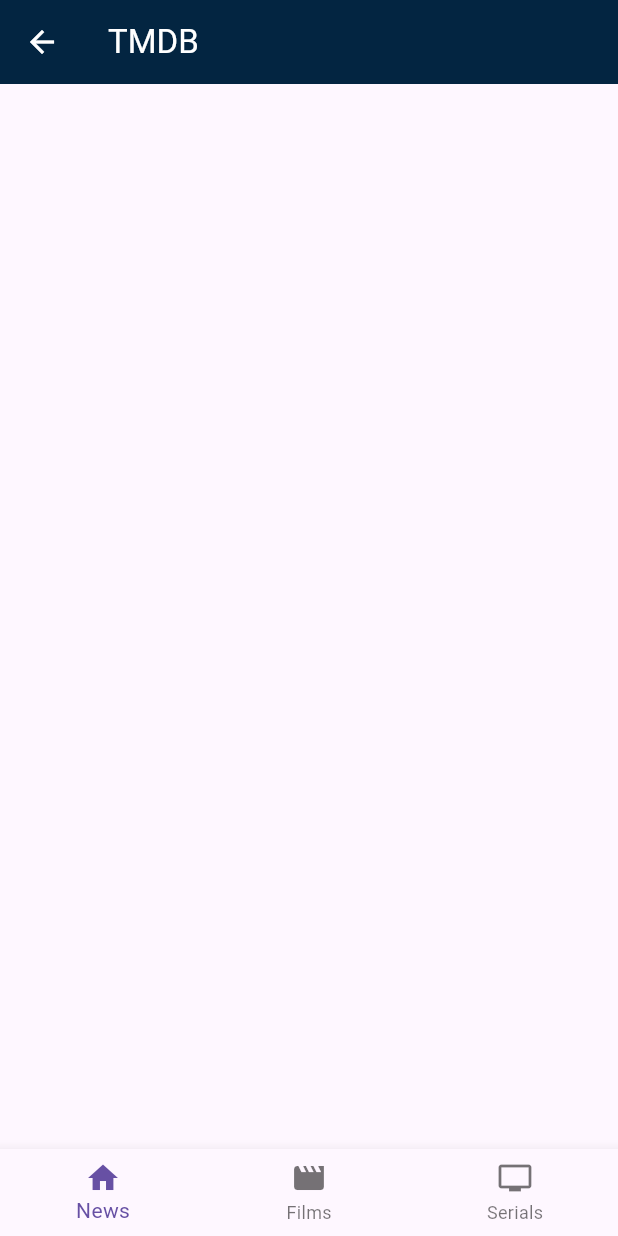
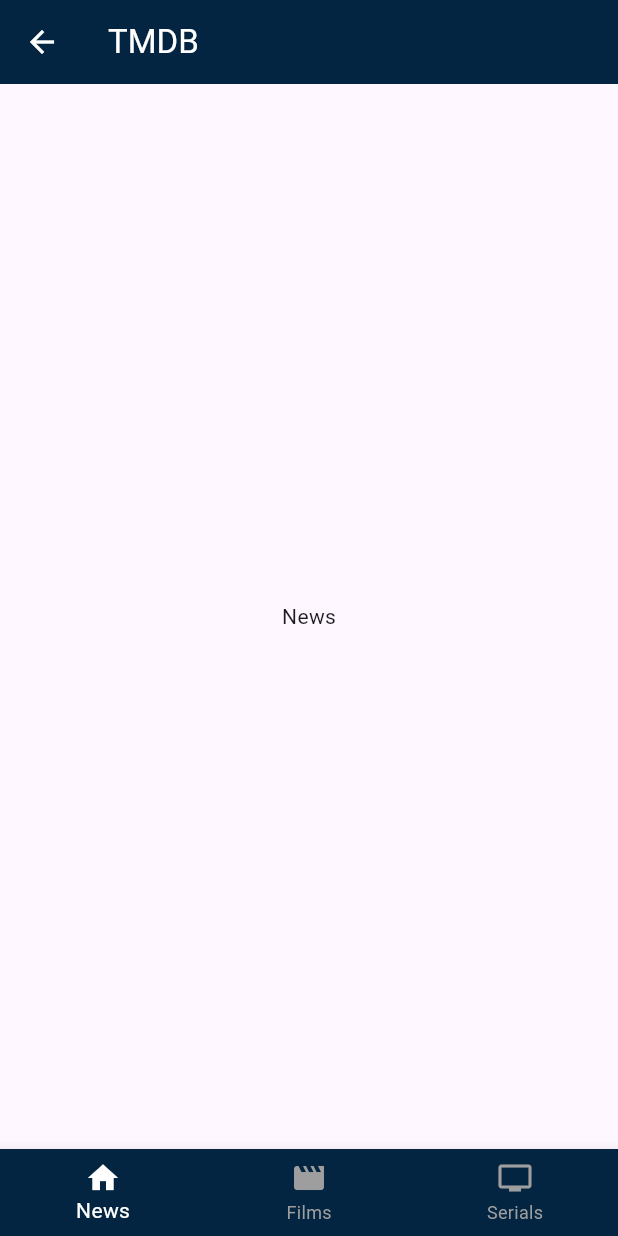
Before and after one commit to AveBackend/Movie, a Flutter app: the screen it shows after launch, after a tap on "Login", on a phone screen of 412 x 824 dp. Run offline on Flutter 3.47's test engine with Material 3 defaults, Android fonts, the phone set to English and light mode, and no system bars.

Commit message:
Add new screen

```diff
--- a/lib/main.dart
+++ b/lib/main.dart
@@ -1,6 +1,7 @@
 import 'package:flutter/material.dart';
 import 'package:themoviedb/widgets/auth_widgets.dart';
 import 'package:themoviedb/widgets/main_screen/main_screen_widget.dart';
+import 'package:themoviedb/widgets/theme/app_colors.dart';
 
 void main() {
   runApp(const MyApp());
@@ -15,10 +16,13 @@ class MyApp extends StatelessWidget {
     return MaterialApp(
       title: 'Flutter Demo',
       theme: ThemeData(
-        appBarTheme:
-            AppBarTheme(backgroundColor: const Color.fromRGBO(3, 37, 65, 1.0)),
-        useMaterial3: true,
-      ),
+          appBarTheme: AppBarTheme(backgroundColor: AppColors.mainDarKBlue),
+          useMaterial3: true,
+          bottomNavigationBarTheme: BottomNavigationBarThemeData(
+            backgroundColor: AppColors.mainDarKBlue,
+            selectedItemColor: Colors.white,
+            unselectedItemColor: Colors.grey,
+          )),
       routes: {
         '/auth': (context) => AuthWidget(),
         '/main_screen': (context) => MainScreenWidget(),
--- /dev/null
+++ b/lib/widgets/Theme/app_colors.dart
@@ -0,0 +1,5 @@
+import 'package:flutter/material.dart';
+
+abstract class AppColors {
+  static const mainDarKBlue = const Color.fromRGBO(3, 37, 65, 1);
+}
--- a/lib/widgets/auth_widgets.dart
+++ b/lib/widgets/auth_widgets.dart
@@ -1,5 +1,5 @@
 import 'package:flutter/material.dart';
-import 'package:themoviedb/widgets/Theme/button_style.dart';
+import 'package:themoviedb/widgets/theme/button_style.dart';
 
 class AuthWidget extends StatefulWidget {
   const AuthWidget({super.key});
--- a/lib/widgets/main_screen/main_screen_widget.dart
+++ b/lib/widgets/main_screen/main_screen_widget.dart
@@ -1,4 +1,5 @@
 import 'package:flutter/material.dart';
+import 'package:themoviedb/widgets/movielist/movie_list_widget.dart';
 
 class MainScreenWidget extends StatefulWidget {
   const MainScreenWidget({Key? key}) : super(key: key);
@@ -8,6 +9,19 @@ class MainScreenWidget extends StatefulWidget {
 }
 
 class MainScreenWidgetState extends State<MainScreenWidget> {
+  int _selectedTab = 0;
+  static const List<Widget> _widgetOptions = <Widget>[
+    Text('News'),
+    MovieListWidget(),
+    Text(' Serials'),
+  ];
+  void onSelectTab(int index) {
+    if (_selectedTab == index) return;
+    setState(() {
+      _selectedTab = index;
+    });
+  }
+
   @override
   Widget build(BuildContext context) {
     return Scaffold(
@@ -16,15 +30,17 @@ class MainScreenWidgetState extends State<MainScreenWidget> {
           'TMDB',
           style: TextStyle(color: Colors.white),
         ),
-        iconTheme:
-            IconThemeData(color: Colors.white), // Устанавливаем цвет иконок
+        iconTheme: IconThemeData(color: Colors.white),
       ),
+      body: Center(child: _widgetOptions[_selectedTab]),
       bottomNavigationBar: BottomNavigationBar(
+        currentIndex: _selectedTab,
         items: [
           BottomNavigationBarItem(icon: Icon(Icons.home), label: 'News'),
           BottomNavigationBarItem(icon: Icon(Icons.movie), label: 'Films'),
           BottomNavigationBarItem(icon: Icon(Icons.tv), label: 'Serials'),
         ],
+        onTap: onSelectTab,
       ),
     );
   }
--- a/pubspec.yaml
+++ b/pubspec.yaml
@@ -60,7 +60,8 @@ flutter:
   uses-material-design: true
 
   # To add assets to your application, add an assets section, like this:
-  # assets:
+  assets:
+  -images/mortalkombat.png
   #   - images/a_dot_burr.jpeg
   #   - images/a_dot_ham.jpeg
 
```
Also changed, not shown: lib/widgets/movielist/movie_list_widget.dart (added, +19 -0 lines), lib/images/mortalkombat.png (added).
